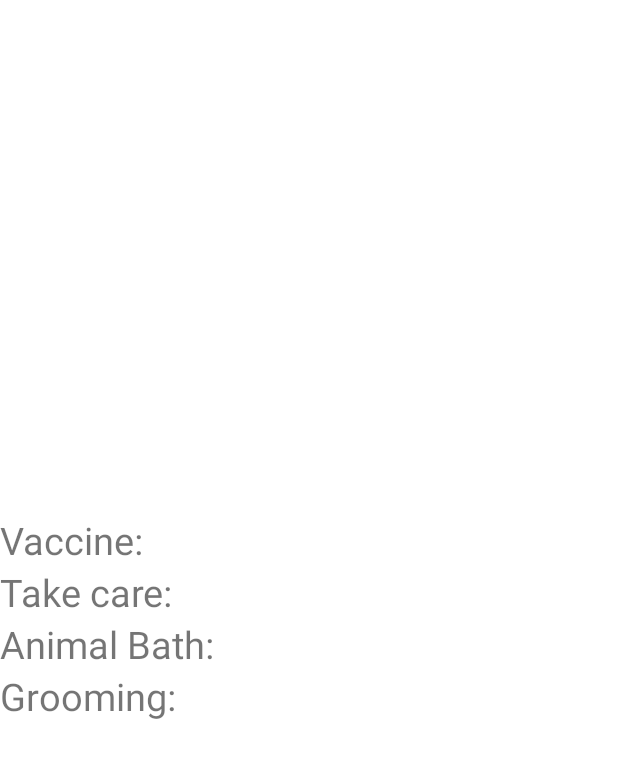
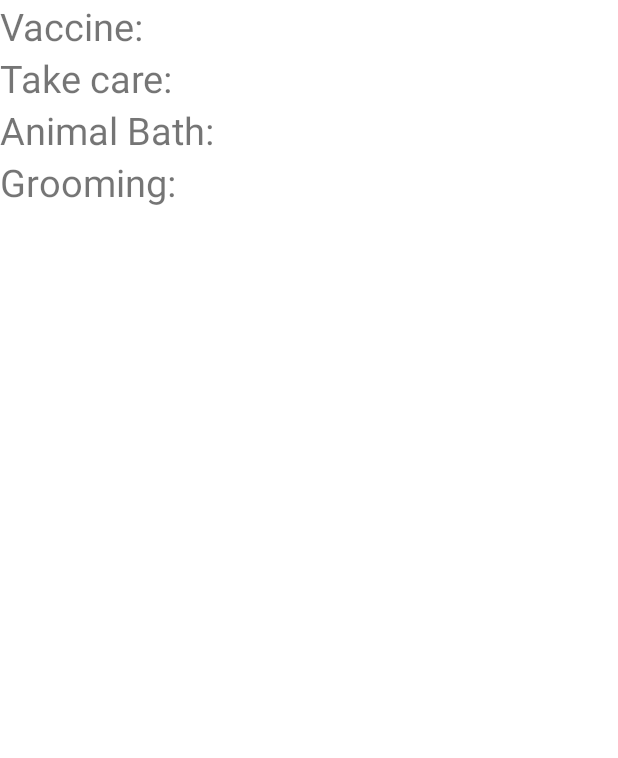
Before and after one commit to NguyennTrungg/NguyennTrungg.github.io, an Android app: the AppointmentSchedule screen opened directly, with no data from a screen before it, on a phone screen of 412 x 824 dp. Shown: the top 758 px of the screen. Run offline under Robolectric (Android 15) with nearby library versions, the phone set to English and light mode, and no system bars; our stand-ins replace Firebase (no records; nobody signed in at launch, a user with empty details on screens opened directly).

Commit message:
update appointment layout

```diff
--- a/app/src/main/res/layout/activity_appointment_schedule.xml
+++ b/app/src/main/res/layout/activity_appointment_schedule.xml
@@ -10,8 +10,7 @@
 
     <RelativeLayout
         android:layout_width="wrap_content"
-        android:layout_height="wrap_content"
-        android:layout_centerVertical="true">
+        android:layout_height="wrap_content">
         <TextView
             android:id="@+id/txt_vaccine"
             android:layout_width="match_parent"
```
